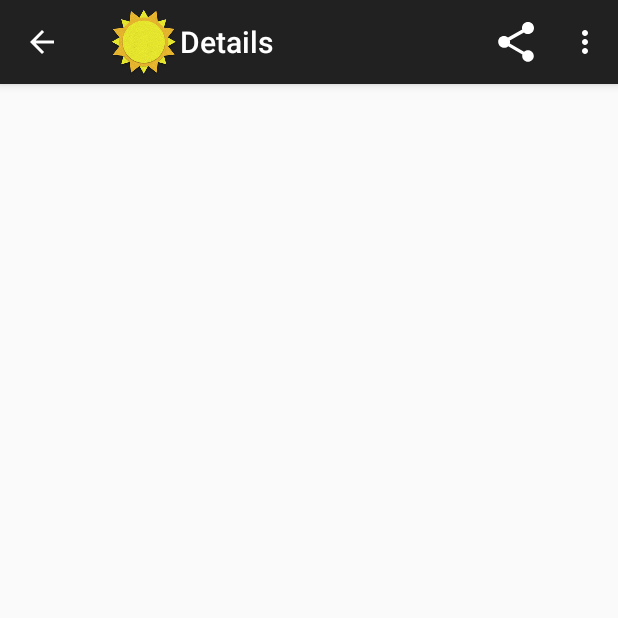
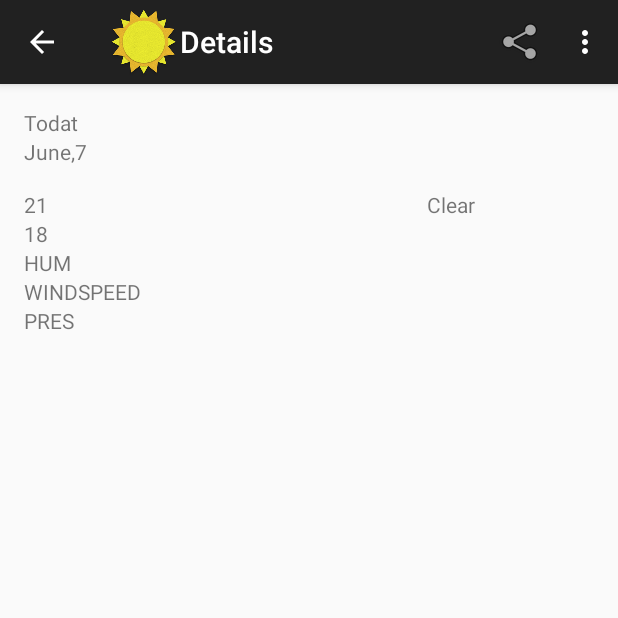
Before and after one commit to RaveEef/Sunshine, an Android app: the DetailActivity screen opened directly, with no data from a screen before it, on a phone screen of 412 x 824 dp, the top half of it. Run offline under Robolectric (Android 15) with nearby library versions, the phone set to English and light mode, and no system bars; 1 statement that could not run was skipped.

Commit message:
Tables list item click kind of works

```diff
--- a/app/src/main/AndroidManifest.xml
+++ b/app/src/main/AndroidManifest.xml
@@ -32,7 +32,7 @@
         <activity
             android:name="com.example.android.sunshine.app.SettingsActivity"
             android:label="@string/title_activity_settings"
-            android:parentActivityName="com.example.android.sunshine.app.MainActivity" >
+            android:parentActivityName="com.example.android.sunshine.app.MainActivity">
             <meta-data
                 android:name="android.support.PARENT_ACTIVITY"
                 android:value="com.example.android.sunshine.app.MainActivity" />
--- a/app/src/main/java/com/example/android/sunshine/app/DetailActivity.java
+++ b/app/src/main/java/com/example/android/sunshine/app/DetailActivity.java
@@ -11,7 +11,6 @@ public class DetailActivity extends ActionBarActivity {
 
     @Override
     protected void onCreate(@Nullable Bundle savedInstanceState) {
-
         super.onCreate(savedInstanceState);
         setContentView(R.layout.activity_detail);
 
@@ -20,7 +19,7 @@ public class DetailActivity extends ActionBarActivity {
 
         if (savedInstanceState == null) {
             getSupportFragmentManager().beginTransaction()
-                    .add(R.id.container, new DetailFragment())
+                    .add(R.id.weather_detail_container, new DetailFragment())
                     .commit();
         }
     }
--- a/app/src/main/java/com/example/android/sunshine/app/DetailFragment.java
+++ b/app/src/main/java/com/example/android/sunshine/app/DetailFragment.java
@@ -2,6 +2,7 @@ package com.example.android.sunshine.app;
 
 import android.content.Intent;
 import android.database.Cursor;
+import android.net.Uri;
 import android.os.Bundle;
 import android.support.annotation.Nullable;
 import android.support.v4.app.Fragment;
@@ -32,10 +33,11 @@ public class DetailFragment extends Fragment implements LoaderManager.LoaderCall
     private static final String FORECAST_SHARE_HASHTAG = " #SunshineApp";
     private ShareActionProvider mShareActionProvider;
     private String mForecastStr;
+    public static String DETAIL_URI;
+    private Uri mUri;
 
     private static final int DETAIL_LOADER = 0;
-    private static final String[] DETAIL_COLUMNS = {
-            WeatherContract.WeatherEntry.TABLE_NAME + "." + WeatherContract.WeatherEntry._ID,
+    private static final String[] DETAIL_COLUMNS = {WeatherContract.WeatherEntry.TABLE_NAME + "." + WeatherContract.WeatherEntry._ID,
             WeatherContract.WeatherEntry.COLUMN_DATE,
             WeatherContract.WeatherEntry.COLUMN_SHORT_DESC,
             WeatherContract.WeatherEntry.COLUMN_MAX_TEMP,
@@ -46,8 +48,7 @@ public class DetailFragment extends Fragment implements LoaderManager.LoaderCall
             WeatherContract.WeatherEntry.COLUMN_DEGREES,
             WeatherContract.WeatherEntry.COLUMN_WEATHER_ID,
             WeatherContract.LocationEntry.COLUMN_LOCATION_SETTING};
-
-    static final int COL_WEATHER_ID = 0;
+    //COLUMN INDEX static final int COL_WEATHER_ID = 0;
     static final int COL_WEATHER_DATE = 1;
     static final int COL_WEATHER_DESC = 2;
     static final int COL_WEATHER_MAX_TEMP = 3;
@@ -57,8 +58,7 @@ public class DetailFragment extends Fragment implements LoaderManager.LoaderCall
     static final int COL_WEATHER_WIND_SPEED = 7;
     static final int COL_WEATHER_DEGREES = 8;
     static final int COL_WEATHER_CONDITION_ID = 9;
-
-
+    //View Attributes
     static ImageView mIconView;
     static TextView mDateView;
     static TextView mFriendlyDateView;
@@ -69,13 +69,16 @@ public class DetailFragment extends Fragment implements LoaderManager.LoaderCall
     static TextView mWindView;
     static TextView mPressureView;
 
-
     public DetailFragment(){
         setHasOptionsMenu(true);
     }
 
     @Nullable @Override
     public View onCreateView(LayoutInflater inflater, @Nullable ViewGroup container, @Nullable Bundle savedInstanceState) {
+
+        Bundle arguments = getArguments();
+        if(arguments != null)
+            mUri = arguments.getParcelable(DETAIL_URI);
 
         View rootView = inflater.inflate(R.layout.fragment_detail, container, false);
         mIconView = (ImageView)rootView.findViewById(R.id.detail_icon);
@@ -99,10 +102,21 @@ public class DetailFragment extends Fragment implements LoaderManager.LoaderCall
 
     @Override
     public void onCreateOptionsMenu(Menu menu, MenuInflater inflater) {
+
         inflater.inflate(R.menu.detailfragment, menu);
+        MenuItem menuItem = menu.findItem(R.id.action_share);
 
-        MenuItem menuItem = menu.findItem(R.id.action_share);
-        mShareActionProvider = (ShareActionProvider) MenuItemCompat.getActionProvider(menuItem);
+        mShareActionProvider = new ShareActionProvider(getActivity())
+        {
+            @Override
+            public View onCreateActionView() {
+                return null;
+            }
+        };
+        int shareID = getActivity().getResources().getIdentifier("ic_menu_share", "drawable", "android");
+        menuItem.setIcon(shareID);
+        MenuItemCompat.setActionProvider(menuItem, mShareActionProvider);
+       // mShareActionProvider = (ShareActionProvider) MenuItemCompat.getActionProvider(menuItem);
         if(mForecastStr != null)
             mShareActionProvider.setShareIntent(createShareForecastIntent());
         else
@@ -117,19 +131,28 @@ public class DetailFragment extends Fragment implements LoaderManager.LoaderCall
         return shareIntent;
     }
 
+    public void onLocationChanged(String newLocation){
+        Uri uri = mUri;
+        if(null != uri){
+            long date = WeatherContract.WeatherEntry.getDateFromUri(uri);
+            Uri updatedUri = WeatherContract.WeatherEntry.buildWeatherLocationWithDate(newLocation, date);
+            mUri = updatedUri;
+            getLoaderManager().restartLoader(DETAIL_LOADER, null, this);
+        }
+    }
+
     @Override
     public Loader<Cursor> onCreateLoader(int id, Bundle args) {
-        Intent intent = getActivity().getIntent();
-        if(intent == null)
-            return null;
-
+        if(null != mUri) {
             return new CursorLoader(
                     getActivity(),
-                intent.getData(),
+                    mUri,
                     DETAIL_COLUMNS,
                     null,
                     null,
                     null);
+        }
+        return null;
     }
 
     @Override
@@ -168,7 +191,6 @@ public class DetailFragment extends Fragment implements LoaderManager.LoaderCall
             if (mShareActionProvider != null)
                 mShareActionProvider.setShareIntent(createShareForecastIntent());
         }
-        data.close();
     }
 
     @Override
--- a/app/src/main/res/layout/activity_detail.xml
+++ b/app/src/main/res/layout/activity_detail.xml
@@ -2,7 +2,8 @@
 <FrameLayout
     xmlns:android="http://schemas.android.com/apk/res/android"
     xmlns:tools="http://schemas.android.com/tools"
-    android:id="@+id/container"
+    android:id="@+id/weather_detail_container"
+    android:name="com.example.android.sunshine.app.DetailFragment"
     android:layout_width="match_parent"
     android:layout_height="match_parent"
     tools:context="com.example.android.sunshine.app.DetailActivity"
--- a/app/src/main/res/layout/fragment_detail.xml
+++ b/app/src/main/res/layout/fragment_detail.xml
@@ -13,12 +13,14 @@
         <TextView
             android:layout_width="wrap_content"
             android:layout_height="wrap_content"
-            android:id="@+id/detail_day_textview" />
+            android:id="@+id/detail_day_textview"
+            android:text="Todat"/>
 
         <TextView
             android:layout_width="wrap_content"
             android:layout_height="wrap_content"
-            android:id="@+id/detail_date_textview" />
+            android:id="@+id/detail_date_textview"
+            android:text="June,7"/>
 
         <LinearLayout
             android:layout_width="match_parent"
@@ -35,12 +37,14 @@
                         <TextView
                             android:layout_width="wrap_content"
                             android:layout_height="wrap_content"
-                            android:id="@+id/detail_high_textview" />
+                            android:id="@+id/detail_high_textview"
+                            android:text="21" />
 
                         <TextView
                             android:layout_width="wrap_content"
                             android:layout_height="wrap_content"
-                            android:id="@+id/detail_low_textview" />
+                            android:id="@+id/detail_low_textview"
+                            android:text="18"/>
                 </LinearLayout>
 
             <LinearLayout
@@ -58,24 +62,28 @@
                 <TextView
                     android:layout_width="wrap_content"
                     android:layout_height="wrap_content"
-                    android:id="@+id/detail_forecast_textview" />
+                    android:id="@+id/detail_forecast_textview"
+                    android:text="Clear"/>
             </LinearLayout>
         </LinearLayout>
 
         <TextView
             android:layout_width="match_parent"
             android:layout_height="wrap_content"
-            android:id="@+id/detail_humidity_textview" />
+            android:id="@+id/detail_humidity_textview"
+            android:text="HUM"/>
 
         <TextView
             android:layout_width="match_parent"
             android:layout_height="wrap_content"
-            android:id="@+id/detail_wind_textview"/>
+            android:id="@+id/detail_wind_textview"
+            android:text="WINDSPEED"/>
 
         <TextView
             android:layout_width="match_parent"
             android:layout_height="wrap_content"
-            android:id="@+id/detail_pressure_textview" />
+            android:id="@+id/detail_pressure_textview"
+            android:text="PRES"/>
 
     </LinearLayout>
 
--- a/app/src/main/res/menu/detailfragment.xml
+++ b/app/src/main/res/menu/detailfragment.xml
@@ -1,9 +1,11 @@
 <?xml version="1.0" encoding="utf-8"?>
-<menu xmlns:app="http://schemas.android.com/apk/res-auto"
+<menu xmlns:tools="http://schemas.android.com/tools"
+    xmlns:app="http://schemas.android.com/apk/res-auto"
     xmlns:android="http://schemas.android.com/apk/res/android">
-    <item android:id="@+id/action_share"
+    <item
+        android:id="@+id/action_share"
         android:title="@string/action_share"
-        app:showAsAction="always"
-        app:actionProviderClass="android.support.v7.widget.ShareActionProvider" />
+        app:actionProviderClass="android.support.v7.widget.ShareActionProvider"
+        app:showAsAction="always" />
 
 </menu>
--- a/app/src/main/res/menu/main.xml
+++ b/app/src/main/res/menu/main.xml
@@ -8,7 +8,8 @@
        android:id="@+id/action_settings"
        android:title="@string/action_settings"
        android:orderInCategory="100"
-       app:showAsAction="never" />
+       app:showAsAction="never"
+       tools:context=".SettingsActivity"/>
 
    <item
        android:id="@+id/action_map"
--- a/app/src/main/res/values-w820dp/dimens.xml
+++ /dev/null
@@ -1,6 +0,0 @@
-<resources>
-    <!-- Example customization of dimensions originally defined in res/values/dimens.xml
-         (such as screen margins) for screens with more than 820dp of available width. This
-         would include 7" and 10" devices in landscape (~960dp and ~1280dp respectively). -->
-    <dimen name="activity_horizontal_margin">64dp</dimen>
-</resources>
```
Also changed, not shown: app/src/main/java/com/example/android/sunshine/app/ForecastFragment.java (+17 -6 lines), app/src/main/java/com/example/android/sunshine/app/MainActivity.java (+39 -12 lines), app/src/main/java/com/example/android/sunshine/app/SettingsActivity.java (+18 -8 lines), app/src/main/res/layout-sw600dp/activity_main.xml (added, +26 -0 lines), app/src/main/res/layout/activity_main.xml (+7 -4 lines). Lines whose indentation alone changed are shown as unchanged.
